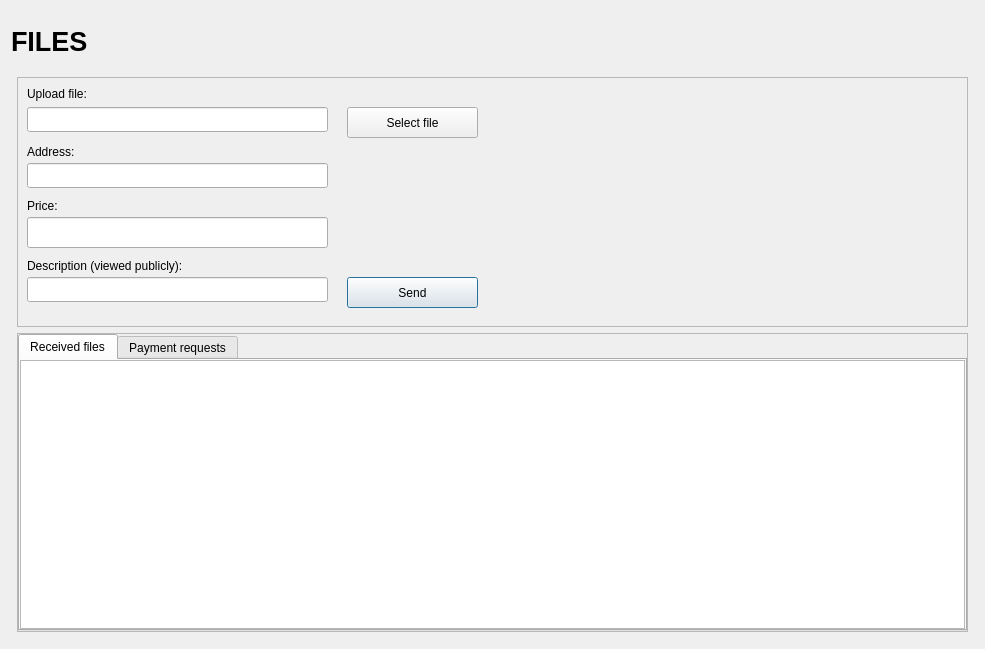
private-datagram/pdg-core, file src/qt/forms/sendfilesdialog.ui: the form before one commit.
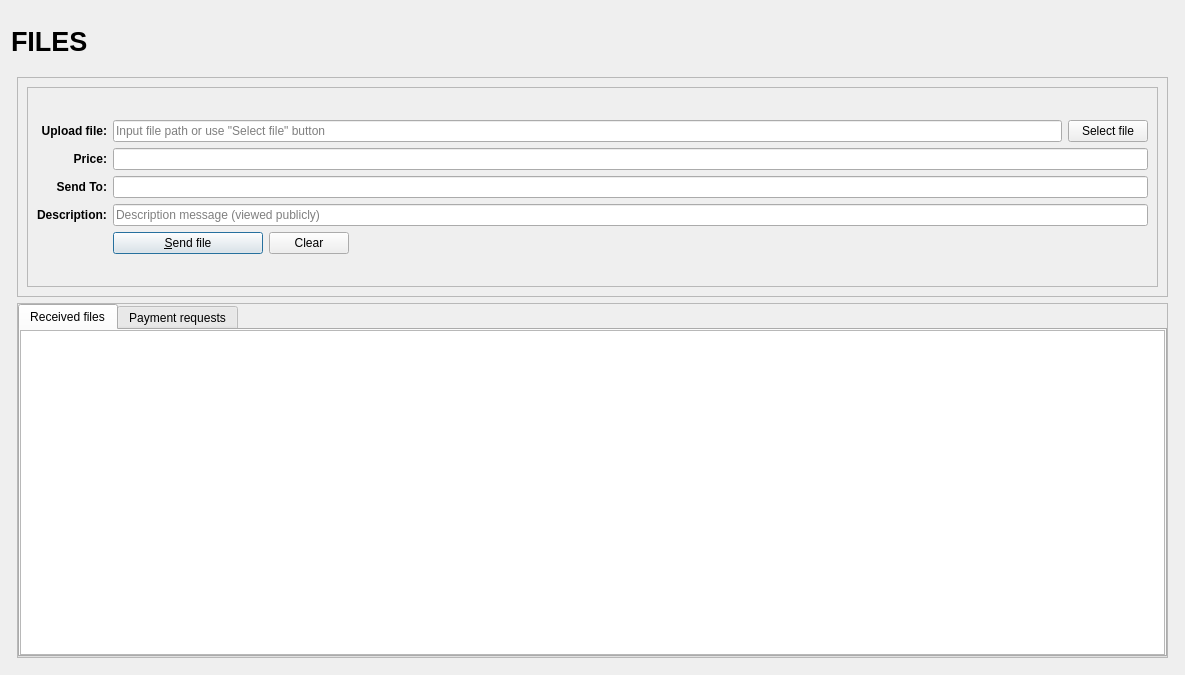
The form after the commit. Icons and pictures are not drawn. Custom widgets are drawn as their Qt base class.

```diff
--- a/src/qt/forms/sendfilesdialog.ui
+++ b/src/qt/forms/sendfilesdialog.ui
@@ -2,12 +2,15 @@
 <ui version="4.0">
  <class>SendFilesDialog</class>
  <widget class="QDialog" name="SendFilesDialog">
+  <property name="enabled">
+   <bool>true</bool>
+  </property>
   <property name="geometry">
    <rect>
     <x>0</x>
     <y>0</y>
-    <width>985</width>
-    <height>649</height>
+    <width>1185</width>
+    <height>675</height>
    </rect>
   </property>
   <layout class="QVBoxLayout" name="verticalLayout" stretch="0">
@@ -122,7 +125,7 @@
         <item>
          <widget class="QFrame" name="frame2">
           <property name="sizePolicy">
-           <sizepolicy hsizetype="Preferred" vsizetype="Preferred">
+           <sizepolicy hsizetype="Preferred" vsizetype="Fixed">
             <horstretch>0</horstretch>
             <verstretch>0</verstretch>
            </sizepolicy>
@@ -130,7 +133,7 @@
           <property name="minimumSize">
            <size>
             <width>0</width>
-            <height>250</height>
+            <height>220</height>
            </size>
           </property>
           <property name="frameShape">
@@ -139,127 +142,218 @@
           <property name="frameShadow">
            <enum>QFrame::Sunken</enum>
           </property>
-          <widget class="QLineEdit" name="descriptionField">
-           <property name="geometry">
-            <rect>
-             <x>10</x>
-             <y>200</y>
-             <width>301</width>
-             <height>25</height>
-            </rect>
-           </property>
-          </widget>
-          <widget class="BitcoinAmountField" name="priceField">
-           <property name="geometry">
-            <rect>
-             <x>10</x>
-             <y>140</y>
-             <width>301</width>
-             <height>31</height>
-            </rect>
-           </property>
-          </widget>
-          <widget class="QLineEdit" name="addressField">
-           <property name="geometry">
-            <rect>
-             <x>10</x>
-             <y>86</y>
-             <width>301</width>
-             <height>25</height>
-            </rect>
-           </property>
-          </widget>
-          <widget class="QLabel" name="descriptionLabel">
-           <property name="geometry">
-            <rect>
-             <x>10</x>
-             <y>180</y>
-             <width>291</width>
-             <height>17</height>
-            </rect>
-           </property>
-           <property name="text">
-            <string>Description (viewed publicly):</string>
-           </property>
-          </widget>
-          <widget class="QLabel" name="priceLabel">
-           <property name="geometry">
-            <rect>
-             <x>10</x>
-             <y>120</y>
-             <width>67</width>
-             <height>17</height>
-            </rect>
-           </property>
-           <property name="text">
-            <string>Price:</string>
-           </property>
-          </widget>
-          <widget class="QLabel" name="fileNameLabel">
-           <property name="geometry">
-            <rect>
-             <x>10</x>
-             <y>6</y>
-             <width>291</width>
-             <height>21</height>
-            </rect>
-           </property>
-           <property name="text">
-            <string>Upload file:</string>
-           </property>
-          </widget>
-          <widget class="QPushButton" name="sendFileToAddressButton">
-           <property name="geometry">
-            <rect>
-             <x>330</x>
-             <y>200</y>
-             <width>131</width>
-             <height>31</height>
-            </rect>
-           </property>
-           <property name="locale">
-            <locale language="English" country="UnitedStates"/>
-           </property>
-           <property name="text">
-            <string>Send</string>
-           </property>
-          </widget>
-          <widget class="QLineEdit" name="fileNameField">
-           <property name="geometry">
-            <rect>
-             <x>10</x>
-             <y>30</y>
-             <width>301</width>
-             <height>25</height>
-            </rect>
-           </property>
-          </widget>
-          <widget class="QLabel" name="addressLabel">
-           <property name="geometry">
-            <rect>
-             <x>10</x>
-             <y>66</y>
-             <width>291</width>
-             <height>17</height>
-            </rect>
-           </property>
-           <property name="text">
-            <string>Address:</string>
-           </property>
-          </widget>
-          <widget class="QPushButton" name="uploadFile">
-           <property name="geometry">
-            <rect>
-             <x>330</x>
-             <y>30</y>
-             <width>131</width>
-             <height>31</height>
-            </rect>
-           </property>
-           <property name="text">
-            <string>Select file</string>
-           </property>
-          </widget>
+          <layout class="QVBoxLayout" name="verticalLayout_6">
+           <item>
+            <widget class="QFrame" name="frame2_2">
+             <property name="sizePolicy">
+              <sizepolicy hsizetype="Preferred" vsizetype="Expanding">
+               <horstretch>0</horstretch>
+               <verstretch>0</verstretch>
+              </sizepolicy>
+             </property>
+             <property name="frameShape">
+              <enum>QFrame::StyledPanel</enum>
+             </property>
+             <property name="frameShadow">
+              <enum>QFrame::Sunken</enum>
+             </property>
+             <layout class="QVBoxLayout" name="verticalLayout_5">
+              <item>
+               <layout class="QGridLayout" name="gridLayout">
+                <item row="6" column="2">
+                 <widget class="QLineEdit" name="descriptionField">
+                  <property name="placeholderText">
+                   <string>Description message (viewed publicly)</string>
+                  </property>
+                 </widget>
+                </item>
+                <item row="7" column="0">
+                 <widget class="QLabel" name="label_4">
+                  <property name="text">
+                   <string/>
+                  </property>
+                 </widget>
+                </item>
+                <item row="5" column="0">
+                 <widget class="QLabel" name="label_3">
+                  <property name="font">
+                   <font>
+                    <weight>75</weight>
+                    <bold>true</bold>
+                   </font>
+                  </property>
+                  <property name="styleSheet">
+                   <string notr="true">font-weight:bold;</string>
+                  </property>
+                  <property name="text">
+                   <string>Send To:</string>
+                  </property>
+                  <property name="alignment">
+                   <set>Qt::AlignRight|Qt::AlignTrailing|Qt::AlignVCenter</set>
+                  </property>
+                 </widget>
+                </item>
+                <item row="4" column="0">
+                 <widget class="QLabel" name="label">
+                  <property name="font">
+                   <font>
+                    <weight>75</weight>
+                    <bold>true</bold>
+                   </font>
+                  </property>
+                  <property name="styleSheet">
+                   <string notr="true">font-weight:bold;</string>
+                  </property>
+                  <property name="text">
+                   <string>Price:</string>
+                  </property>
+                  <property name="alignment">
+                   <set>Qt::AlignRight|Qt::AlignTrailing|Qt::AlignVCenter</set>
+                  </property>
+                  <property name="buddy">
+                   <cstring>priceField</cstring>
+                  </property>
+                 </widget>
+                </item>
+                <item row="4" column="2">
+                 <widget class="BitcoinAmountField" name="priceField">
+                  <property name="minimumSize">
+                   <size>
+                    <width>80</width>
+                    <height>0</height>
+                   </size>
+                  </property>
+                  <property name="toolTip">
+                   <string>File price</string>
+                  </property>
+                 </widget>
+                </item>
+                <item row="7" column="2">
+                 <layout class="QHBoxLayout" name="horizontalLayout">
+                  <item>
+                   <widget class="QPushButton" name="sendFileToAddressButton">
+                    <property name="minimumSize">
+                     <size>
+                      <width>150</width>
+                      <height>0</height>
+                     </size>
+                    </property>
+                    <property name="text">
+                     <string>&amp;Send file</string>
+                    </property>
+                    <property name="icon">
+                     <iconset resource="../pdg.qrc">
+                      <normaloff>:/icons/receiving_addresses</normaloff>:/icons/receiving_addresses</iconset>
+                    </property>
+                   </widget>
+                  </item>
+                  <item>
+                   <widget class="QPushButton" name="clearButton">
+                    <property name="sizePolicy">
+                     <sizepolicy hsizetype="Minimum" vsizetype="Fixed">
+                      <horstretch>0</horstretch>
+                      <verstretch>0</verstretch>
+                     </sizepolicy>
+                    </property>
+                    <property name="toolTip">
+                     <string>Clear all fields of the form.</string>
+                    </property>
+                    <property name="text">
+                     <string>Clear</string>
+                    </property>
+                    <property name="icon">
+                     <iconset resource="../pdg.qrc">
+                      <normaloff>:/icons/remove</normaloff>:/icons/remove</iconset>
+                    </property>
+                    <property name="autoDefault">
+                     <bool>false</bool>
+                    </property>
+                   </widget>
+                  </item>
+                  <item>
+                   <spacer name="horizontalSpacer">
+                    <property name="orientation">
+                     <enum>Qt::Horizontal</enum>
+                    </property>
+                    <property name="sizeHint" stdset="0">
+                     <size>
+                      <width>40</width>
+                      <height>20</height>
+                     </size>
+                    </property>
+                   </spacer>
+                  </item>
+                 </layout>
+                </item>
+                <item row="3" column="0">
+                 <widget class="QLabel" name="label_2">
+                  <property name="font">
+                   <font>
+                    <weight>75</weight>
+                    <bold>true</bold>
+                   </font>
+                  </property>
+                  <property name="styleSheet">
+                   <string notr="true">font-weight:bold;</string>
+                  </property>
+                  <property name="text">
+                   <string>Upload file:</string>
+                  </property>
+                  <property name="alignment">
+                   <set>Qt::AlignRight|Qt::AlignTrailing|Qt::AlignVCenter</set>
+                  </property>
+                  <property name="buddy">
+                   <cstring>fileNameField</cstring>
+                  </property>
+                 </widget>
+                </item>
+                <item row="3" column="2">
+                 <layout class="QHBoxLayout" name="horizontalLayout_3">
+                  <item>
+                   <widget class="QLineEdit" name="fileNameField">
+                    <property name="placeholderText">
+                     <string>Input file path or use &quot;Select file&quot; button</string>
+                    </property>
+                   </widget>
+                  </item>
+                  <item>
+                   <widget class="QPushButton" name="uploadFile">
+                    <property name="text">
+                     <string>Select file</string>
+                    </property>
+                   </widget>
+                  </item>
+                 </layout>
+                </item>
+                <item row="5" column="2">
+                 <widget class="QValidatedLineEdit" name="addressField">
+                  <property name="toolTip">
+                   <string>The PDG address to send the file to</string>
+                  </property>
+                 </widget>
+                </item>
+                <item row="6" column="0">
+                 <widget class="QLabel" name="descriptionLabel">
+                  <property name="font">
+                   <font>
+                    <weight>75</weight>
+                    <bold>true</bold>
+                   </font>
+                  </property>
+                  <property name="styleSheet">
+                   <string notr="true">font-weight:bold;</string>
+                  </property>
+                  <property name="text">
+                   <string>Description:</string>
+                  </property>
+                 </widget>
+                </item>
+               </layout>
+              </item>
+             </layout>
+            </widget>
+           </item>
+          </layout>
          </widget>
         </item>
         <item>
@@ -274,7 +368,7 @@
            <enum>QFrame::StyledPanel</enum>
           </property>
           <property name="frameShadow">
-           <enum>QFrame::Raised</enum>
+           <enum>QFrame::Sunken</enum>
           </property>
           <layout class="QVBoxLayout" name="verticalLayout_2">
            <property name="spacing">
@@ -453,6 +547,11 @@
    <header>bitcoinamountfield.h</header>
    <container>1</container>
   </customwidget>
+  <customwidget>
+   <class>QValidatedLineEdit</class>
+   <extends>QLineEdit</extends>
+   <header>qvalidatedlineedit.h</header>
+  </customwidget>
  </customwidgets>
  <resources/>
  <connections/>
```
Left out of the diff: 10 changed lines with no effect on the pictures.
